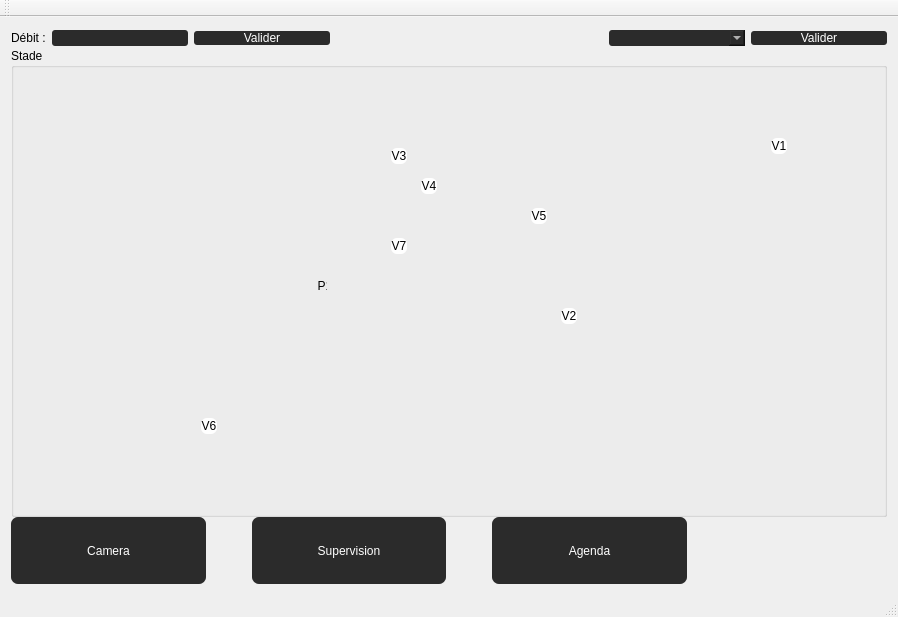
Before: the Qt Designer form mainwindow.ui in CalmettesT/Projet-BTS, drawn with Qt 5.
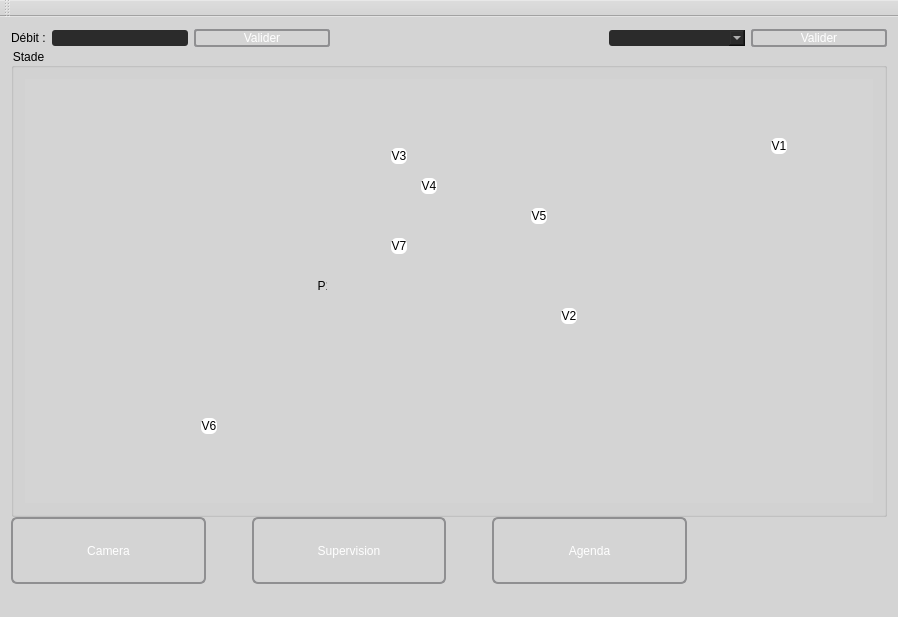
After: the same form once the commit is applied. Icons and pictures are not drawn. Custom widgets are drawn as their Qt base class.

Commit message: amelioration design, integration fonctionel des bouton debit et mode parc

What changed in the file:
```diff
--- a/mainwindow.ui
+++ b/mainwindow.ui
@@ -13,6 +13,9 @@
   <property name="windowTitle">
    <string>MainWindow</string>
   </property>
+  <property name="styleSheet">
+   <string notr="true">background-color: rgb(212, 212, 212);</string>
+  </property>
   <widget class="QWidget" name="centralWidget">
    <layout class="QHBoxLayout" name="horizontalLayout">
     <item>
@@ -52,11 +55,28 @@
         <item>
          <widget class="QPushButton" name="ValiderDebit">
           <property name="styleSheet">
-           <string notr="true">border: none;
-border-radius: 3px;
-background-color: rgb(43, 43, 43);
-color: rgb(255, 255, 255);
-font: 75 10pt &quot;Arial&quot;;</string>
+           <string notr="true">QPushButton {
+	font: 75 10pt &quot;Arial&quot;;
+	color: rgb(255, 255, 255);
+         border: 2px solid #8f8f91;
+         border-radius: 3px;
+         background-color: qlineargradient(x1: 0, y1: 0, x2: 0, y2: 1,
+                                           stop: 0 #181716, stop: 1 #3D3C3A);
+         min-width: 80px;
+     }
+
+     QPushButton:pressed {
+         background-color: qlineargradient(x1: 0, y1: 0, x2: 0, y2: 1,
+                                           stop: 0 #3D3C3A, stop: 1 #181716);
+     }
+
+     QPushButton:flat {
+         border: none; /* no border for a flat push button */
+     }
+
+     QPushButton:default {
+         border-color: navy; /* make the default button prominent */
+     }</string>
           </property>
           <property name="text">
            <string>Valider</string>
@@ -103,11 +123,29 @@
         <item>
          <widget class="QPushButton" name="validerMode">
           <property name="styleSheet">
-           <string notr="true">border: none;
-border-radius: 3px;
-background-color: rgb(43, 43, 43);
-color: rgb(255, 255, 255);
-font: 75 10pt &quot;Arial&quot;;</string>
+           <string notr="true">QPushButton {
+	font: 75 10pt &quot;Arial&quot;;
+	color: rgb(255, 255, 255);
+         border: 2px solid #8f8f91;
+         border-radius: 3px;
+         background-color: qlineargradient(x1: 0, y1: 0, x2: 0, y2: 1,
+                                           stop: 0 #181716, stop: 1 #3D3C3A);
+         min-width: 80px;
+     }
+
+     QPushButton:pressed {
+         background-color: qlineargradient(x1: 0, y1: 0, x2: 0, y2: 1,
+                                           stop: 0 #3D3C3A, stop: 1 #181716);
+     }
+
+     QPushButton:flat {
+         border: none; /* no border for a flat push button */
+     }
+
+     QPushButton:default {
+         border-color: navy; /* make the default button prominent */
+     }
+</string>
           </property>
           <property name="text">
            <string>Valider</string>
@@ -121,15 +159,9 @@
         <property name="title">
          <string>Stade</string>
         </property>
+        <layout class="QGridLayout" name="gridLayout">
+         <item row="0" column="0">
         <widget class="QLabel" name="imgParc">
-         <property name="geometry">
-          <rect>
-           <x>10</x>
-           <y>23</y>
-           <width>861</width>
-           <height>411</height>
-          </rect>
-         </property>
          <property name="minimumSize">
           <size>
            <width>428</width>
@@ -150,6 +182,8 @@
           <set>Qt::AlignJustify|Qt::AlignVCenter</set>
          </property>
         </widget>
+         </item>
+        </layout>
         <widget class="QPushButton" name="BoutonVanne2">
          <property name="geometry">
           <rect>
@@ -333,11 +367,29 @@
            </sizepolicy>
           </property>
           <property name="styleSheet">
-           <string notr="true">border: none;
-background-color: rgb(43, 43, 43);
-color: rgb(255, 255, 255);
-border-radius: 7px;
-font: 75 12pt &quot;Arial&quot;;</string>
+           <string notr="true">QPushButton {
+	font: 75 12pt &quot;Arial&quot;;
+	color: rgb(255, 255, 255);
+         border: 2px solid #8f8f91;
+         border-radius: 6px;
+         background-color: qlineargradient(x1: 0, y1: 0, x2: 0, y2: 1,
+                                           stop: 0 #181716, stop: 1 #3D3C3A);
+         min-width: 80px;
+     }
+
+     QPushButton:pressed {
+         background-color: qlineargradient(x1: 0, y1: 0, x2: 0, y2: 1,
+                                           stop: 0 #3D3C3A, stop: 1 #181716);
+     }
+
+     QPushButton:flat {
+         border: none; /* no border for a flat push button */
+     }
+
+     QPushButton:default {
+         border-color: navy; /* make the default button prominent */
+     }
+</string>
           </property>
           <property name="text">
            <string>Camera</string>
@@ -369,11 +421,29 @@
            </sizepolicy>
           </property>
           <property name="styleSheet">
-           <string notr="true">border: none;
-font: 75 12pt &quot;Arial&quot;;
-background-color: rgb(43, 43, 43);
-color: rgb(255, 255, 255);
-border-radius: 7px;</string>
+           <string notr="true">QPushButton {
+	font: 75 12pt &quot;Arial&quot;;
+	color: rgb(255, 255, 255);
+         border: 2px solid #8f8f91;
+         border-radius: 6px;
+         background-color: qlineargradient(x1: 0, y1: 0, x2: 0, y2: 1,
+                                           stop: 0 #181716, stop: 1 #3D3C3A);
+         min-width: 80px;
+     }
+
+     QPushButton:pressed {
+         background-color: qlineargradient(x1: 0, y1: 0, x2: 0, y2: 1,
+                                           stop: 0 #3D3C3A, stop: 1 #181716);
+     }
+
+     QPushButton:flat {
+         border: none; /* no border for a flat push button */
+     }
+
+     QPushButton:default {
+         border-color: navy; /* make the default button prominent */
+     }
+</string>
           </property>
           <property name="text">
            <string>Supervision</string>
@@ -405,11 +475,29 @@
            </sizepolicy>
           </property>
           <property name="styleSheet">
-           <string notr="true">border: none;
-background-color: rgb(43, 43, 43);
-color: rgb(255, 255, 255);
-border-radius: 7px;
-font: 75 12pt &quot;Arial&quot;;</string>
+           <string notr="true">QPushButton {
+	font: 75 12pt &quot;Arial&quot;;
+	color: rgb(255, 255, 255);
+         border: 2px solid #8f8f91;
+         border-radius: 6px;
+         background-color: qlineargradient(x1: 0, y1: 0, x2: 0, y2: 1,
+                                           stop: 0 #181716, stop: 1 #3D3C3A);
+         min-width: 80px;
+     }
+
+     QPushButton:pressed {
+         background-color: qlineargradient(x1: 0, y1: 0, x2: 0, y2: 1,
+                                           stop: 0 #3D3C3A, stop: 1 #181716);
+     }
+
+     QPushButton:flat {
+         border: none; /* no border for a flat push button */
+     }
+
+     QPushButton:default {
+         border-color: navy; /* make the default button prominent */
+     }
+</string>
           </property>
           <property name="text">
            <string>Agenda</string>
```
Lines whose indentation alone changed are shown as unchanged. The commit also changes 7 other files.
